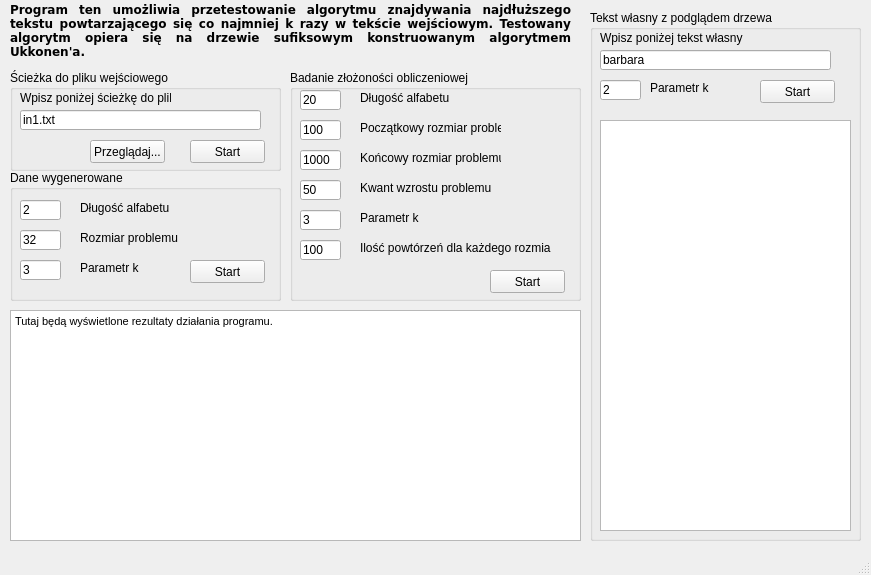
Qt form mainwindow.ui (piotrjan01/pwaalproject) before a commit.
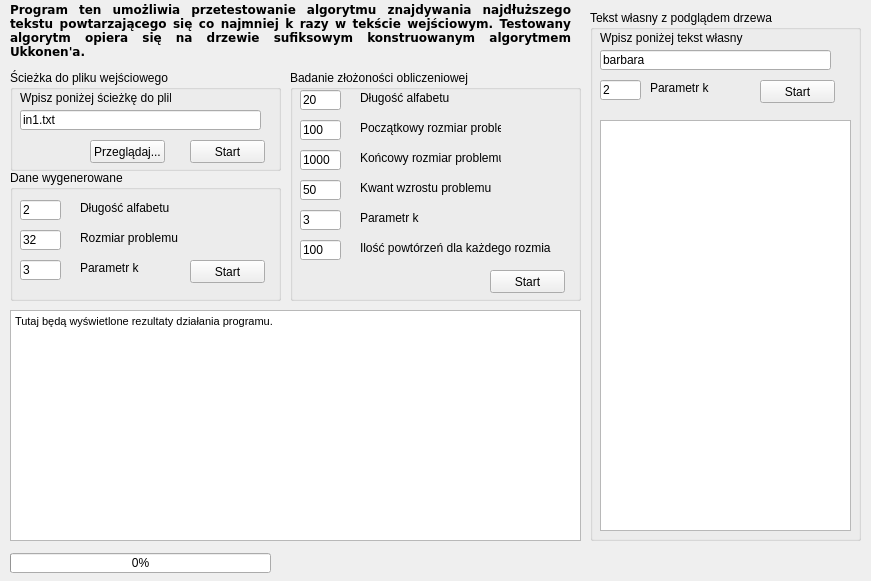
The same form after that commit.

The edit to the form file:
```diff
--- a/mainwindow.ui
+++ b/mainwindow.ui
@@ -7,7 +7,7 @@
     <x>0</x>
     <y>0</y>
     <width>871</width>
-    <height>575</height>
+    <height>581</height>
    </rect>
   </property>
   <property name="windowTitle">
@@ -505,8 +505,20 @@
      <bool>true</bool>
     </property>
    </widget>
+   <widget class="QProgressBar" name="progressBar">
+    <property name="geometry">
+     <rect>
+      <x>10</x>
+      <y>553</y>
+      <width>261</width>
+      <height>20</height>
+     </rect>
+    </property>
+    <property name="value">
+     <number>0</number>
+    </property>
+   </widget>
   </widget>
-  <widget class="QStatusBar" name="statusBar"/>
  </widget>
  <layoutdefault spacing="6" margin="11"/>
  <resources/>
```
